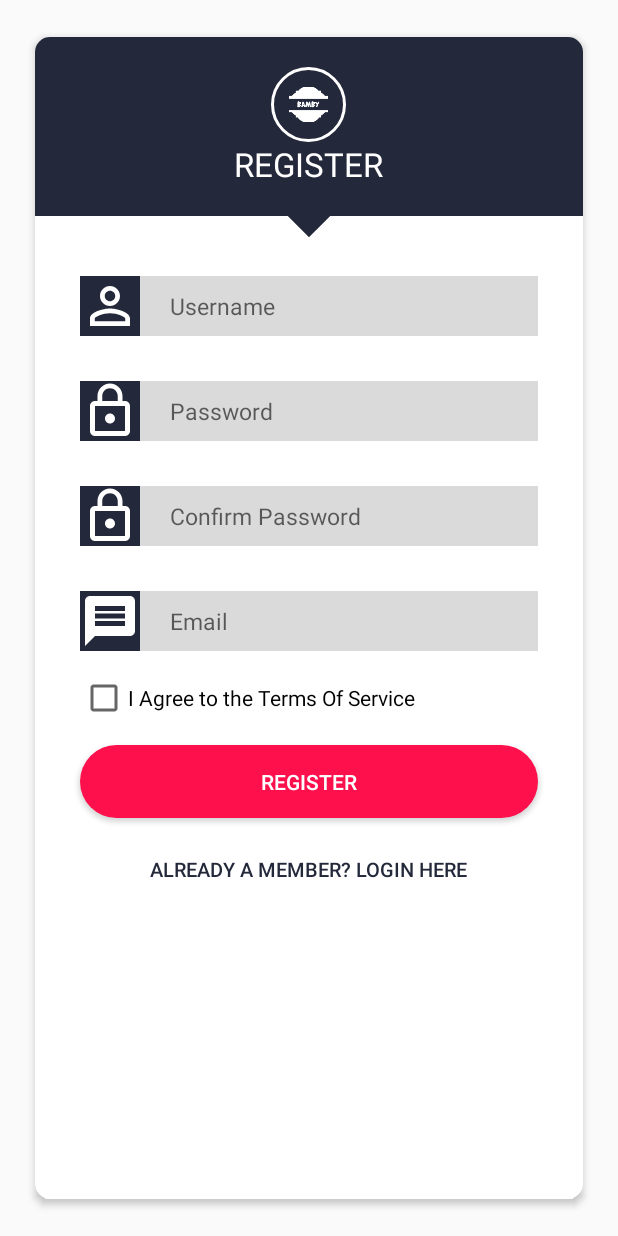
After one commit to LearninAndroid/Bamby, an Android app: the SignUp screen opened directly, with no data from a screen before it, on a phone screen of 412 x 824 dp. The commit adds this screen. Run offline under Robolectric (Android 15) with nearby library versions, the phone set to English and light mode, and no system bars.

Commit message:
Updated views

```diff
--- a/app/src/main/AndroidManifest.xml
+++ b/app/src/main/AndroidManifest.xml
@@ -19,7 +19,8 @@
         <activity
             android:name=".Home"
             android:label="@string/title_activity_home"
-            android:theme="@style/AppTheme"></activity>
+            android:theme="@style/AppTheme" />
+        <activity android:name=".SignUp"></activity>
     </application>
 
 </manifest>
--- a/app/src/main/java/dev/brian/com/bamby/MainActivity.java
+++ b/app/src/main/java/dev/brian/com/bamby/MainActivity.java
@@ -8,11 +8,22 @@ import android.widget.Button;
 
 public class MainActivity extends AppCompatActivity {
     Button Login;
+    Button SignUp;
     @Override
     protected void onCreate(Bundle savedInstanceState) {
         super.onCreate(savedInstanceState);
         setContentView(R.layout.activity_main);
         Login = (Button)findViewById(R.id.btnLogin);
+        SignUp = (Button) findViewById(R.id.signup);
+        SignUp.setOnClickListener(new View.OnClickListener(){
+
+            @Override
+            public void onClick(View v) {
+                Intent signUpIntent = new Intent(MainActivity.this,SignUp.class);
+                startActivity(signUpIntent);
+                finish();
+            }
+        });
         Login.setOnClickListener(new View.OnClickListener() {
             @Override
             public void onClick(View v) {
--- /dev/null
+++ b/app/src/main/java/dev/brian/com/bamby/SignUp.java
@@ -0,0 +1,25 @@
+package dev.brian.com.bamby;
+
+import android.support.v7.app.AppCompatActivity;
+import android.os.Bundle;
+import android.widget.Button;
+
+public class SignUp extends AppCompatActivity {
+
+    Button login;
+    @Override
+    protected void onCreate(Bundle savedInstanceState) {
+        super.onCreate(savedInstanceState);
+        setContentView(R.layout.activity_sign_up);
+        login = (Button)findViewById(R.id.btn_loginsign);
+
+        login.setOnClickListener(new android.view.View.OnClickListener(){
+             @Override
+            public void onClick(android.view.View v) {
+                android.content.Intent homeIntent = new android.content.Intent(SignUp.this,MainActivity.class);
+                startActivity(homeIntent);
+                finish();
+            }
+        });
+    }
+}
--- /dev/null
+++ b/app/src/main/res/drawable/circle.xml
@@ -0,0 +1,7 @@
+<shape xmlns:android="http://schemas.android.com/apk/res/android"
+    android:shape="oval">
+    <solid android:color="@color/transparent"/>
+    <stroke
+        android:color="@color/white"
+        android:width="2dp"/>
+</shape>
--- /dev/null
+++ b/app/src/main/res/drawable/ic_email_black_24dp.xml
@@ -0,0 +1,5 @@
+<vector android:height="24dp" android:tint="#FDFBFF"
+    android:viewportHeight="24.0" android:viewportWidth="24.0"
+    android:width="24dp" xmlns:android="http://schemas.android.com/apk/res/android">
+    <path android:fillColor="#FF000000" android:pathData="M20,4L4,4c-1.1,0 -1.99,0.9 -1.99,2L2,18c0,1.1 0.9,2 2,2h16c1.1,0 2,-0.9 2,-2L22,6c0,-1.1 -0.9,-2 -2,-2zM20,8l-8,5 -8,-5L4,6l8,5 8,-5v2z"/>
+</vector>
--- /dev/null
+++ b/app/src/main/res/drawable/square.xml
@@ -0,0 +1,5 @@
+<shape xmlns:android="http://schemas.android.com/apk/res/android"
+    android:shape="rectangle">
+    <solid android:color="@color/colorPrimaryDark"/>
+
+</shape>
--- a/app/src/main/res/layout/activity_main.xml
+++ b/app/src/main/res/layout/activity_main.xml
@@ -50,12 +50,15 @@
                 android:focusable="true"/>
 
             <Button
+                android:id="@+id/signup"
                 android:layout_width="wrap_content"
                 android:layout_height="wrap_content"
                 android:layout_margin="10dp"
                 android:background="@drawable/buttonstyle"
                 android:text="Join the club"
-                android:textColor="#fff" />
+                android:textColor="#fff"
+                android:clickable="true"
+                android:focusable="true"/>
         </LinearLayout>
     </LinearLayout>
     <LinearLayout
--- /dev/null
+++ b/app/src/main/res/layout/activity_sign_up.xml
@@ -0,0 +1,214 @@
+<?xml version="1.0" encoding="utf-8"?>
+<RelativeLayout xmlns:android="http://schemas.android.com/apk/res/android"
+    xmlns:app="http://schemas.android.com/apk/res-auto"
+    xmlns:tools="http://schemas.android.com/tools"
+    android:layout_width="match_parent"
+    android:layout_height="match_parent"
+    tools:context=".SignUp">
+    <android.support.v7.widget.CardView
+        android:background="@drawable/buttonstyle"
+        android:layout_width="match_parent"
+        android:layout_centerInParent="true"
+        android:layout_marginBottom="20dp"
+        android:layout_marginTop="20dp"
+        android:layout_marginLeft="20dp"
+        android:layout_marginRight="20dp"
+        app:cardCornerRadius="10dp"
+        app:cardElevation="3dp"
+        app:cardPreventCornerOverlap="false"
+        app:cardUseCompatPadding="true"
+        android:layout_height="match_parent">
+        <RelativeLayout
+            android:layout_width="match_parent"
+            android:layout_height="match_parent">
+            <LinearLayout
+                android:id="@+id/header_container"
+                android:background="@color/colorPrimaryDark"
+                android:orientation="vertical"
+                android:layout_width="match_parent"
+                android:layout_height="wrap_content"
+                android:gravity="center">
+                <ImageView
+                    android:layout_width="50dp"
+                    android:layout_height="50dp"
+                    android:layout_marginTop="20dp"
+                    android:background="@drawable/circle"
+                    android:padding="5dp"
+                    android:tint="@color/white"
+                    android:src="@drawable/bamby_logo"/>
+                <TextView
+                    android:layout_width="wrap_content"
+                    android:layout_height="wrap_content"
+                    android:textSize="22sp"
+                    android:layout_marginBottom="20dp"
+                    android:text="REGISTER"
+                    android:textColor="@color/white"
+                    android:fontFamily="sans-serif"/>
+
+
+            </LinearLayout>
+            <ImageView
+                android:id="@+id/tria_container"
+                android:layout_width="20dp"
+                android:layout_marginTop="-10dp"
+                android:layout_below="@id/header_container"
+                android:rotation="45"
+                android:layout_height="20dp"
+                android:src="@drawable/square"
+                android:layout_centerHorizontal="true"/>
+            <RelativeLayout
+                android:id="@+id/layout_username"
+                android:layout_width="match_parent"
+                android:layout_height="wrap_content"
+                android:layout_below="@id/tria_container"
+                android:layout_marginLeft="30dp"
+                android:layout_marginRight="30dp"
+                android:layout_marginTop="30dp">
+                <ImageView
+                    android:id="@+id/user_icon"
+                    android:layout_width="40dp"
+                    android:layout_height="40dp"
+                    android:background="@color/colorPrimaryDark"
+                    android:padding="0dp"
+                    android:tint="@color/white"
+                    android:src="@drawable/ic_person_outline_black_24dp"/>
+                <EditText
+                    android:layout_width="match_parent"
+                    android:layout_height="wrap_content"
+                    android:layout_alignBottom="@id/user_icon"
+                    android:layout_alignParentTop="true"
+                    android:layout_toRightOf="@id/user_icon"
+                    android:background="@color/editTex"
+                    android:hint="Username"
+                    android:paddingLeft="20dp"
+                    android:textSize="15sp"/>
+
+            </RelativeLayout>
+            <RelativeLayout
+                android:id="@+id/layout_password"
+                android:layout_width="match_parent"
+                android:layout_height="wrap_content"
+                android:layout_below="@id/layout_username"
+                android:layout_marginLeft="30dp"
+                android:layout_marginRight="30dp"
+                android:layout_marginTop="30dp">
+                <ImageView
+                    android:id="@+id/password_icon"
+                    android:layout_width="40dp"
+                    android:layout_height="40dp"
+                    android:background="@color/colorPrimaryDark"
+                    android:padding="0dp"
+                    android:tint="@color/white"
+                    android:src="@drawable/ic_lock_outline_black_24dp"/>
+                <EditText
+                    android:layout_width="match_parent"
+                    android:layout_height="wrap_content"
+                    android:layout_alignBottom="@id/password_icon"
+                    android:layout_alignParentTop="true"
+                    android:layout_toRightOf="@id/password_icon"
+                    android:background="@color/editTex"
+                    android:hint="Password"
+                    android:inputType="textPassword"
+                    android:paddingLeft="20dp"
+                    android:textSize="15sp"/>
+
+            </RelativeLayout>
+            <RelativeLayout
+                android:id="@+id/layout_confirm"
+                android:layout_width="match_parent"
+                android:layout_height="wrap_content"
+                android:layout_below="@id/layout_password"
+                android:layout_marginLeft="30dp"
+                android:layout_marginRight="30dp"
+                android:layout_marginTop="30dp">
+                <ImageView
+                    android:id="@+id/confirm_icon"
+                    android:layout_width="40dp"
+                    android:layout_height="40dp"
+                    android:background="@color/colorPrimaryDark"
+                    android:padding="0dp"
+                    android:tint="@color/white"
+                    android:src="@drawable/ic_lock_outline_black_24dp"/>
+                <EditText
+                    android:layout_width="match_parent"
+                    android:layout_height="wrap_content"
+                    android:layout_alignBottom="@id/confirm_icon"
+                    android:layout_alignParentTop="true"
+                    android:layout_toRightOf="@id/confirm_icon"
+                    android:background="@color/editTex"
+                    android:hint="Confirm Password"
+                    android:paddingLeft="20dp"
+                    android:inputType="textPassword"
+                    android:textSize="15sp"/>
+
+            </RelativeLayout>
+            <RelativeLayout
+                android:id="@+id/layout_email"
+                android:layout_width="match_parent"
+                android:layout_height="wrap_content"
+                android:layout_below="@id/layout_confirm"
+                android:layout_marginLeft="30dp"
+                android:layout_marginRight="30dp"
+                android:layout_marginTop="30dp">
+                <ImageView
+                    android:id="@+id/email_icon"
+                    android:layout_width="40dp"
+                    android:layout_height="40dp"
+                    android:background="@color/colorPrimaryDark"
+                    android:padding="0dp"
+                    android:tint="@color/white"
+                    android:src="@drawable/ic_message_black_24dp"/>
+                <EditText
+                    android:layout_width="match_parent"
+                    android:layout_height="wrap_content"
+                    android:layout_alignBottom="@id/email_icon"
+                    android:layout_alignParentTop="true"
+                    android:layout_toRightOf="@id/email_icon"
+                    android:background="@color/editTex"
+                    android:hint="Email"
+                    android:inputType="textEmailAddress"
+                    android:paddingLeft="20dp"
+                    android:textSize="15sp"/>
+
+            </RelativeLayout>
+
+            <android.support.v7.widget.AppCompatCheckBox
+                android:id="@+id/terms_check"
+                android:layout_width="match_parent"
+                android:layout_height="wrap_content"
+                android:layout_below="@id/layout_email"
+                android:text="I Agree to the Terms Of Service"
+                android:layout_marginRight="30dp"
+                android:layout_marginLeft="30dp"
+                android:layout_marginTop="15dp"/>
+            <Button
+                android:id="@+id/btn_signup"
+                android:layout_width="match_parent"
+                android:layout_height="wrap_content"
+                android:layout_below="@id/terms_check"
+                android:layout_marginRight="30dp"
+                android:layout_marginTop="15dp"
+                android:layout_marginLeft="30dp"
+                android:background="@drawable/buttonstylepink"
+                android:textColor="@color/white"
+                android:text="REGISTER"
+                />
+            <Button
+                android:id="@+id/btn_loginsign"
+                android:layout_width="wrap_content"
+                android:textSize="13sp"
+                android:textColor="@color/colorPrimaryDark"
+                android:layout_height="wrap_content"
+                android:layout_below="@id/btn_signup"
+                android:layout_centerHorizontal="true"
+                android:layout_marginTop="10dp"
+                android:layout_marginBottom="15dp"
+                android:background="@color/transparent"
+
+                android:text="Already a member? Login Here"/>
+
+        </RelativeLayout>
+
+    </android.support.v7.widget.CardView>
+
+</RelativeLayout>
--- a/app/src/main/res/menu/home.xml
+++ b/app/src/main/res/menu/home.xml
@@ -6,4 +6,9 @@
         android:orderInCategory="100"
         android:title="@string/action_settings"
         app:showAsAction="never" />
+    <item
+        android:id="@+id/action_profile"
+        android:orderInCategory="100"
+        android:title="@string/action_profile"
+        app:showAsAction="never"/>
 </menu>
--- a/app/src/main/res/values/colors.xml
+++ b/app/src/main/res/values/colors.xml
@@ -4,4 +4,7 @@
     <color name="colorPrimaryDark">#23283a</color>
     <color name="colorAccent">#FF4081</color>
     <color name="pink">#fe104d</color>
+    <color name="editTex">#DADADA</color>
+    <color name="white">#FFFFFF</color>
+    <color name="transparent">#00000000</color>
 </resources>
--- a/app/src/main/res/values/strings.xml
+++ b/app/src/main/res/values/strings.xml
@@ -7,4 +7,5 @@
     <string name="nav_header_subtitle">Bamby@bamby.com</string>
     <string name="nav_header_desc">Navigation header</string>
     <string name="action_settings">Settings</string>
+    <string name="action_profile">My Profile</string>
 </resources>
```
Also changed, not shown: app/src/main/res/drawable/bamby_logo.png (added), 1 other file.
